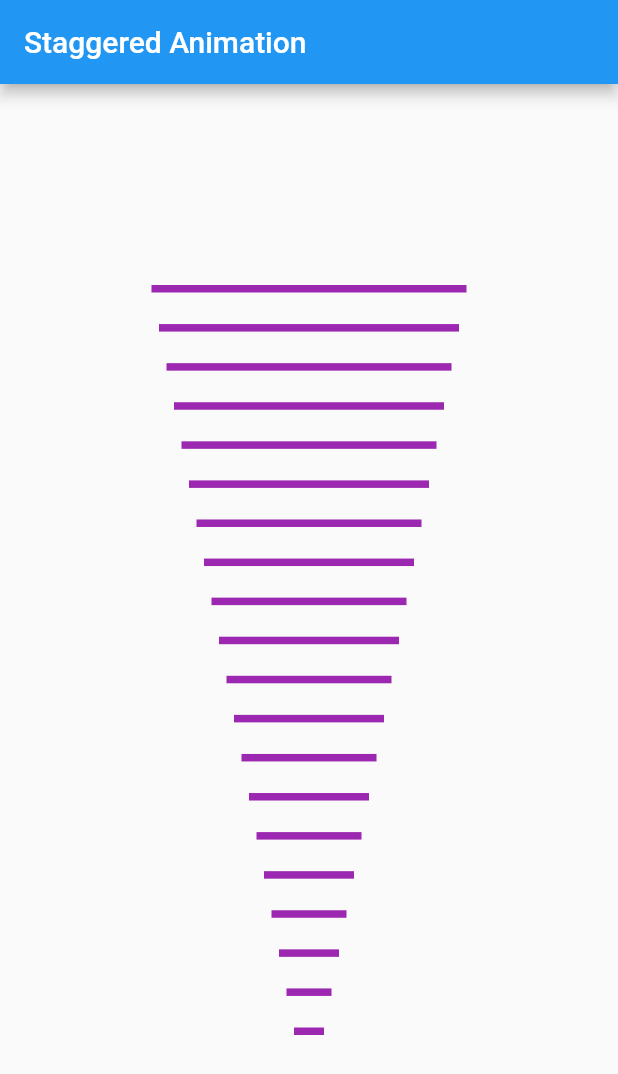
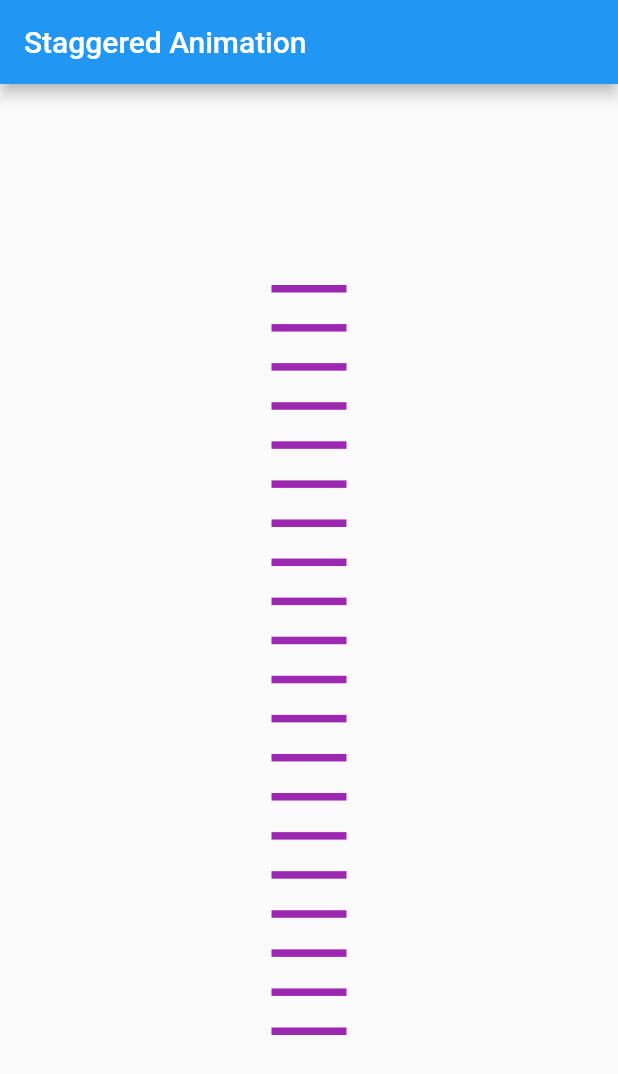
Before and after one commit to charlotteisambert/cardiac_coherence, a Flutter app: the screen it shows after launch, on a phone screen of 412 x 824 dp. Shown: the top 1074 px of the screen. Run offline on Flutter 3.47's test engine with Material 2 defaults, Android fonts, the phone set to English and light mode, and no system bars.

Commit message:
(HorizontalBars): correct calculus

```diff
--- a/lib/components/horizontal_bar/horizontal_bar.dart
+++ b/lib/components/horizontal_bar/horizontal_bar.dart
@@ -59,8 +59,9 @@ class HorizontalBar extends StatefulWidget {
     required this.height,
     required this.width,
     required this.animationBegin,
-  })  : animatedWidth = _simpleAnimatedWidth(width, animationBegin, controller),
-        // _animatedWidthBackAndForth(50, animationBegin, controller),
+  })  : animatedWidth =
+            // _simpleAnimatedWidth(width, animationBegin, controller),
+            _animatedWidthBackAndForth(50, animationBegin, controller),
         super(key: key);
 
   @override
```
